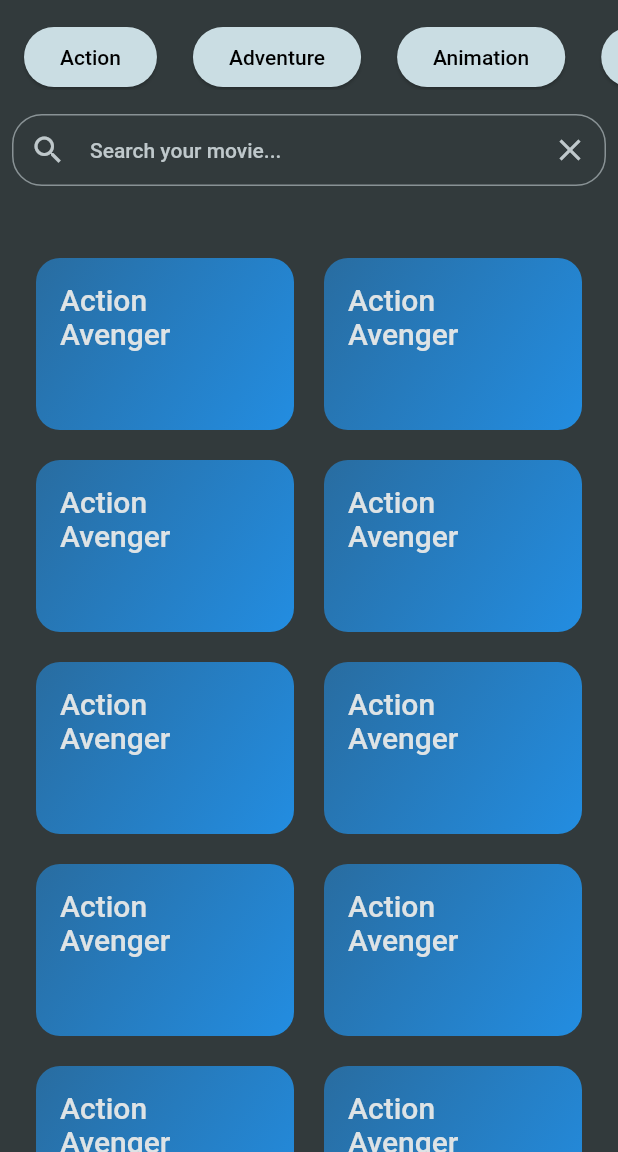
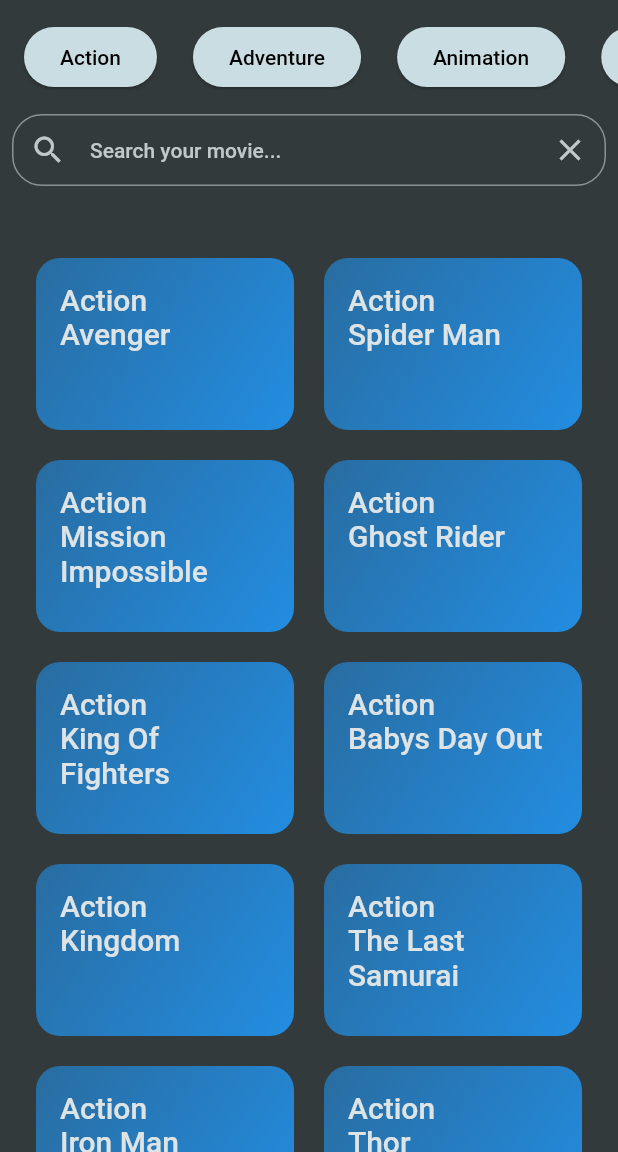
Before and after one commit to souravpalitrana/Movily, a Flutter app: the screen it shows after launch, on a phone screen of 412 x 824 dp, the part 84-1236 px from its top. Run offline on Flutter 3.47's test engine with Material 2 defaults, Android fonts, the phone set to English and light mode, and no system bars; our stand-ins replace flutter_riverpod.

Commit message:
Implement search feature

```diff
--- a/lib/data/datasource/moviedb_remote_datasource_impl.dart
+++ b/lib/data/datasource/moviedb_remote_datasource_impl.dart
@@ -26,55 +26,55 @@
           voteCount: 1,
           voteAverage: 5),
       Movie(
-          title: "Avenger",
+          title: "Spider Man",
           backdropPath:
               'http://image.tmdb.org/t/p/w185/mDfJG3LC3Dqb67AZ52x3Z0jU0uB.jpg',
           voteCount: 1,
           voteAverage: 5),
       Movie(
-          title: "Avenger",
+          title: "Mission Impossible",
           backdropPath:
               'http://image.tmdb.org/t/p/w185/mDfJG3LC3Dqb67AZ52x3Z0jU0uB.jpg',
           voteCount: 1,
           voteAverage: 5),
       Movie(
-          title: "Avenger",
+          title: "Ghost Rider",
           backdropPath:
               'http://image.tmdb.org/t/p/w185/mDfJG3LC3Dqb67AZ52x3Z0jU0uB.jpg',
           voteCount: 1,
           voteAverage: 5),
       Movie(
-          title: "Avenger",
+          title: "King Of Fighters",
           backdropPath:
               'http://image.tmdb.org/t/p/w185/mDfJG3LC3Dqb67AZ52x3Z0jU0uB.jpg',
           voteCount: 1,
           voteAverage: 5),
       Movie(
-          title: "Avenger",
+          title: "Babys Day Out",
           backdropPath:
               'http://image.tmdb.org/t/p/w185/mDfJG3LC3Dqb67AZ52x3Z0jU0uB.jpg',
           voteCount: 1,
           voteAverage: 5),
       Movie(
-          title: "Avenger",
+          title: "Kingdom",
           backdropPath:
               'http://image.tmdb.org/t/p/w185/mDfJG3LC3Dqb67AZ52x3Z0jU0uB.jpg',
           voteCount: 1,
           voteAverage: 5),
       Movie(
-          title: "Avenger",
+          title: "The Last Samurai",
           backdropPath:
               'http://image.tmdb.org/t/p/w185/mDfJG3LC3Dqb67AZ52x3Z0jU0uB.jpg',
           voteCount: 1,
           voteAverage: 5),
       Movie(
-          title: "Avenger",
+          title: "Iron Man",
           backdropPath:
               'http://image.tmdb.org/t/p/w185/mDfJG3LC3Dqb67AZ52x3Z0jU0uB.jpg',
           voteCount: 1,
           voteAverage: 5),
       Movie(
-          title: "Avenger",
+          title: "Thor",
           backdropPath:
               'http://image.tmdb.org/t/p/w185/mDfJG3LC3Dqb67AZ52x3Z0jU0uB.jpg',
           voteCount: 1,
--- a/lib/data/datasource/simple_inmemory_cache_datasource_impl.dart
+++ b/lib/data/datasource/simple_inmemory_cache_datasource_impl.dart
@@ -8,9 +8,11 @@
   Future<List<Movie>> searchMovie(String keyword) async {
     List<Movie> filteredMovies = [];
     _cachedMovies.map((movie) {
-      if (movie.title.contains(keyword)) {
+      movie.title = "Seached : ${movie.title}";
+      /*if (movie.title.contains(keyword)) {
         filteredMovies.add(movie);
-      }
+      }*/
+      filteredMovies.add(movie);
     });
     return filteredMovies;
   }
--- a/lib/presentation/features/home/screens/home_screen.dart
+++ b/lib/presentation/features/home/screens/home_screen.dart
@@ -4,6 +4,7 @@
 import 'package:movily_app/domain/entities/movie.dart';
 import 'package:movily_app/domain/usecase/provider/get_genre_usecase_provider.dart';
 import 'package:movily_app/domain/usecase/provider/get_movies_by_genre_usecase_provider.dart';
+import 'package:movily_app/domain/usecase/provider/search_movie_usecase_provider.dart';
 import 'package:movily_app/presentation/base/app_constants.dart';
 import 'package:movily_app/presentation/features/home/widgets/movie_genres_list.dart';
 import 'package:movily_app/presentation/features/home/widgets/movie_list.dart';
@@ -19,7 +20,7 @@
   bool _isGenreLoading = true;
   bool _isMovieLoading = false;
   late List<Genre> _allGenre;
-  List<Movie> _filteredMovies = [];
+  final List<Movie> _filteredMovies = [];
   final TextEditingController _searchControler = TextEditingController();
 
   @override
@@ -79,6 +80,29 @@
     _loadMoviesByGenre(genre);
   }
 
+  void _searchMovie(String keyword) async {
+    final searchMovieUseCase = ref.read(searchMovieUseCaseProvider);
+    setState(() {
+      _isMovieLoading = true;
+    });
+    final searchedMovies = await searchMovieUseCase.execute(keyword);
+    if (searchedMovies.isEmpty) {
+      _showMessage("No result found");
+    } else {
+      setState(() {
+        _filteredMovies.clear();
+        final modified = searchedMovies.map((movie) {
+          movie.title = "Cached Data\n${movie.title}";
+          return movie;
+        }).toList();
+        setState(() {
+          _filteredMovies.addAll(modified);
+          _isMovieLoading = false;
+        });
+      });
+    }
+  }
+
   @override
   Widget build(BuildContext context) {
     Widget content = const Center(
@@ -116,8 +140,11 @@
                   prefixIcon: IconButton(
                     icon: const Icon(Icons.search),
                     onPressed: () {
-                      // Perform the search here
-                      print(_searchControler.text);
+                      if (_searchControler.text.trim().isEmpty) {
+                        _showMessage("Please insert a valid keyword");
+                      } else {
+                        _searchMovie(_searchControler.text.trim());
+                      }
                     },
                   ),
                   border: OutlineInputBorder(
@@ -153,48 +180,4 @@
       child: CircularProgressIndicator(),
     );
   }
-
-  /*Widget _getMovieLoadingWidget(List<Genre> genreList) {
-    return Padding(
-      padding: EdgeInsets.only(top: 16),
-      child: Column(
-        children: [
-          Container(
-            height: 44,
-            child: MovieGeneresList(
-              genres: genreList,
-            ),
-          ),
-          const SizedBox(
-            height: 16,
-          ),
-          Container(
-            padding: const EdgeInsets.symmetric(horizontal: 8.0),
-            child: TextField(
-              controller: _searchControler,
-              decoration: InputDecoration(
-                hintText: 'Search your movie...',
-                suffixIcon: IconButton(
-                  icon: const Icon(Icons.clear),
-                  onPressed: () => _searchControler.clear(),
-                ),
-                prefixIcon: IconButton(
-                  icon: const Icon(Icons.search),
-                  onPressed: () {
-                    // Perform the search here
-                    print(_searchControler.text);
-                  },
-                ),
-                border: OutlineInputBorder(
-                  borderRadius: BorderRadius.circular(20.0),
-                ),
-              ),
-            ),
-          ),
-          const SizedBox(height: 24),
-          _getLoadingWidget(),
-        ],
-      ),
-    );
-  }*/
 }
```
